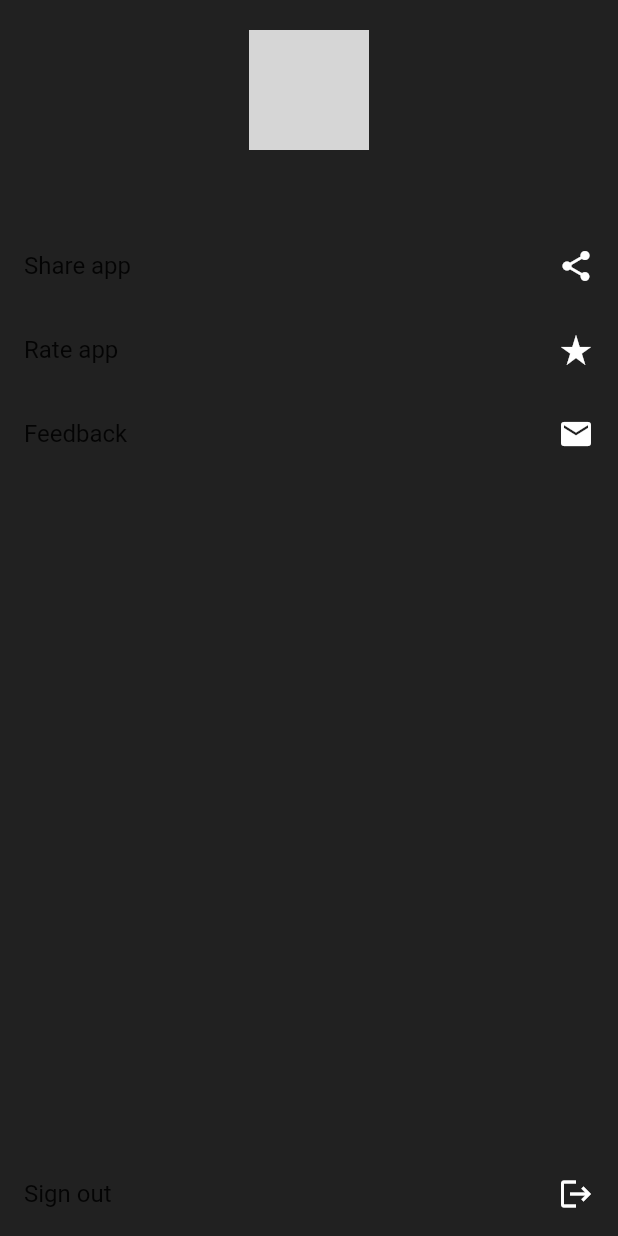
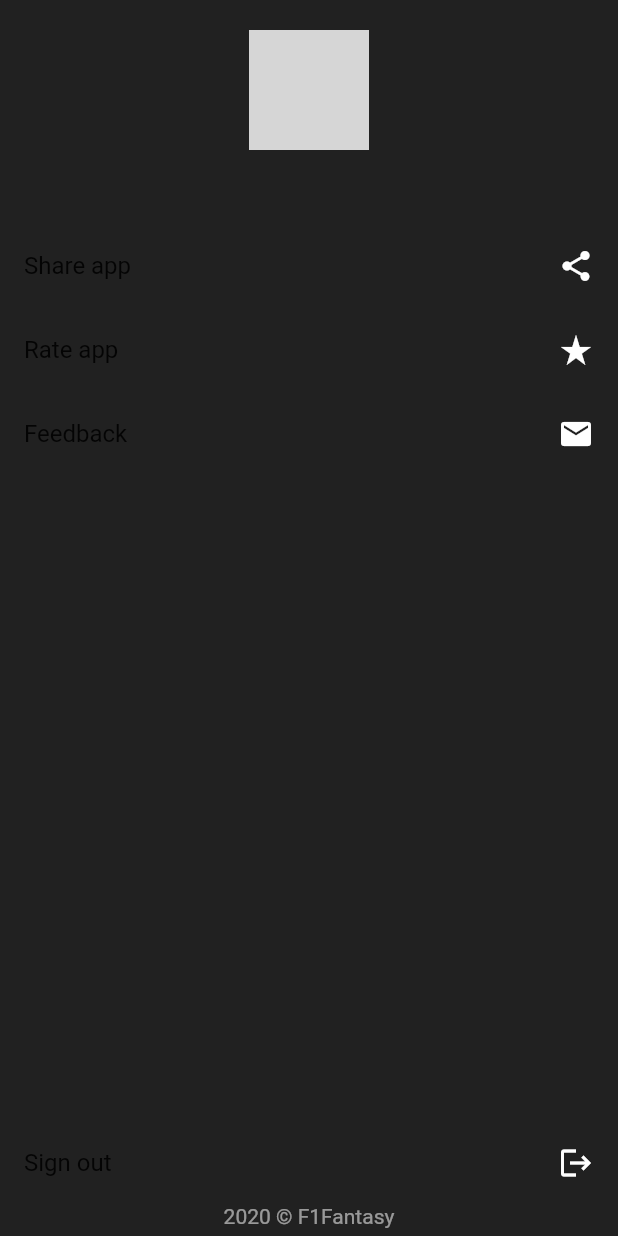
Before and after one commit to harik-6/f1f-clinet, a Flutter app: the SideDrawer widget shown alone on an empty page, opened directly with empty values, on a phone screen of 412 x 824 dp. Run offline on Flutter 3.47's test engine with Material 2 defaults, Android fonts, the phone set to English and light mode, and no system bars; our stand-ins replace cloud_firestore, connectivity, firebase_auth, firebase_core, google_sign_in, share and 1 more; accounts and stored records are empty; network calls fail; grey boxes are pictures that could not be loaded.

Commit message:
added copy rights

```diff
--- a/lib/screens/drawer_start.dart
+++ b/lib/screens/drawer_start.dart
@@ -71,7 +71,10 @@ class SideDrawer extends StatelessWidget {
                 title: Text("Sign out"),
                 trailing: Icon(Icons.logout, color: Colors.white),
               ),
-            )
+            ),
+            Text(DateTime.now().year.toString() + " \u00a9 F1Fantasy",
+                style: TextStyle(color: Colors.white54)),
+            SizedBox(height: 5.0)
           ],
         ),
       ),
```
